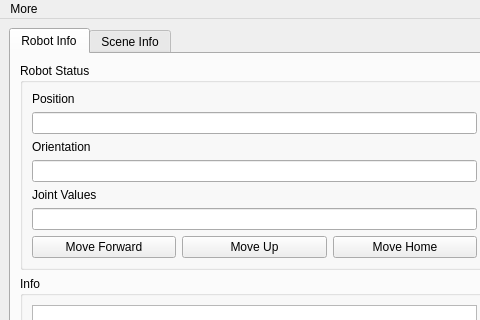
Zhang-Hongda/move_ur5_qt, file ui/main_window.ui: the form before one commit; both pictures show x 0 to 480 and y 0 to 320 of the 846 by 658 pixel window.
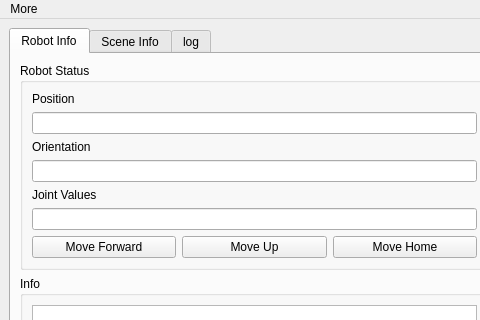
The form after the commit. The open tabs and pages were chosen to show the change. Icons and pictures are not drawn.

Commit message: edit co mannager init function and appand a log view

The edit to the form file:
```diff
--- a/ui/main_window.ui
+++ b/ui/main_window.ui
@@ -335,6 +335,11 @@
         </item>
        </layout>
       </widget>
+      <widget class="QWidget" name="tab_log">
+       <attribute name="title">
+        <string>log</string>
+       </attribute>
+      </widget>
      </widget>
     </item>
    </layout>
```
Left out of the diff: 4 changed lines with no effect on the pictures. The commit also changes 2 other files.
